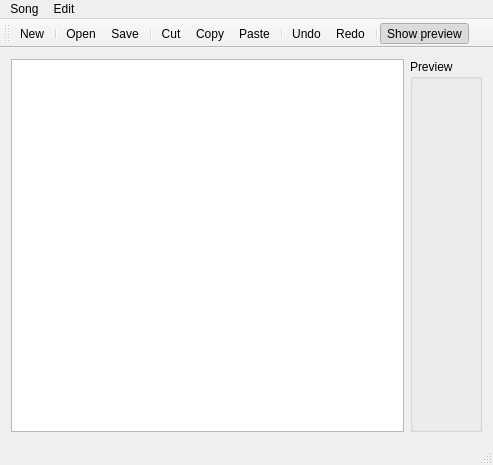
This is ui/SongEditor.ui in uiii/LatexSongbook as Qt 5 draws it before an edit. The edited form follows.
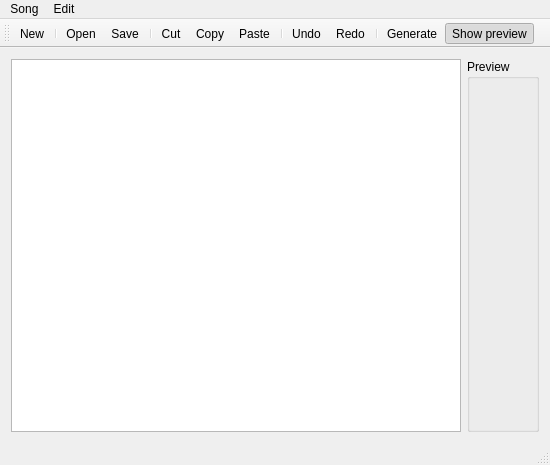
This is the edited form.

What changed in the file:
```diff
--- a/ui/SongEditor.ui
+++ b/ui/SongEditor.ui
@@ -6,7 +6,7 @@
    <rect>
     <x>0</x>
     <y>0</y>
-    <width>493</width>
+    <width>550</width>
     <height>465</height>
    </rect>
   </property>
@@ -48,8 +48,8 @@
     <rect>
      <x>0</x>
      <y>0</y>
-     <width>493</width>
-     <height>19</height>
+     <width>550</width>
+     <height>21</height>
     </rect>
    </property>
    <widget class="QMenu" name="menuSong">
@@ -109,6 +109,7 @@
    <addaction name="actionUndo"/>
    <addaction name="actionRedo"/>
    <addaction name="separator"/>
+   <addaction name="actionGenerate"/>
    <addaction name="actionShow_preview"/>
   </widget>
   <widget class="QStatusBar" name="statusBar"/>
@@ -284,6 +285,11 @@
     <string>Ctrl+C</string>
    </property>
   </action>
+  <action name="actionGenerate">
+   <property name="text">
+    <string>Generate</string>
+   </property>
+  </action>
  </widget>
  <layoutdefault spacing="6" margin="11"/>
  <resources/>
```
